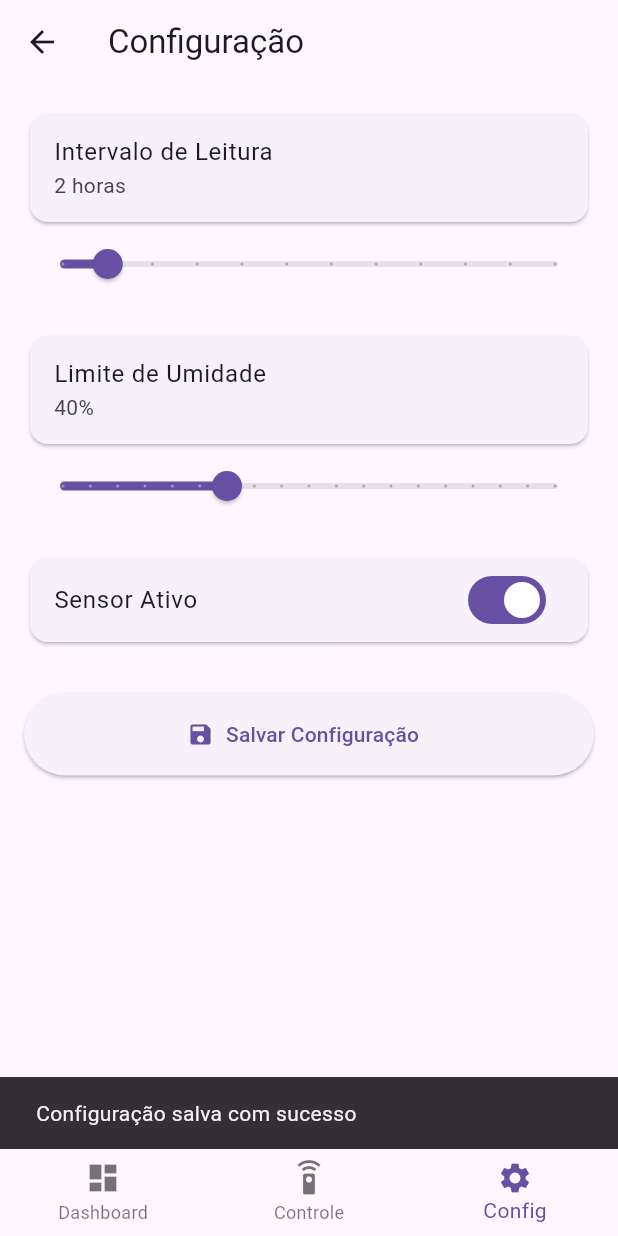
After one commit to JuanHz16/irrigacao_iot, a Flutter app: the MainNavigationScreen screen opened directly, item 3 of the bottom bar chosen, after a tap on "Salvar Configuração", on a phone screen of 412 x 824 dp. The commit adds this screen. Run offline on Flutter 3.47's test engine with Material 3 defaults, Android fonts, the phone set to English and light mode, and no system bars; our stand-ins replace sqflite; accounts and stored records are empty.

Commit message:
(config): implementa provider de configuracao e tela de configuração

```diff
--- /dev/null
+++ b/lib/features/config/config_provider.dart
@@ -0,0 +1,108 @@
+import 'package:flutter/material.dart';
+
+import '../../core/database/database_helper.dart';
+
+class ConfigProvider extends ChangeNotifier {
+  final DatabaseHelper _database =
+      DatabaseHelper.instance;
+
+  bool isLoading = false;
+
+  int intervalHours = 2;
+
+  double moistureThreshold = 40.0;
+
+  bool sensorEnabled = true;
+
+  void _setLoading(bool value) {
+    isLoading = value;
+    notifyListeners();
+  }
+
+  Future<void> loadConfig() async {
+    try {
+      _setLoading(true);
+
+      final config =
+          await _database.getSystemConfig(1);
+
+      if (config != null) {
+        intervalHours =
+            config['interval_hours'];
+
+        moistureThreshold =
+            (config['moisture_threshold']
+                    as num)
+                .toDouble();
+
+        sensorEnabled =
+            config['sensor_enabled'] == 1;
+      }
+
+      notifyListeners();
+    } catch (e) {
+      debugPrint(
+        'Erro ao carregar configuração: $e',
+      );
+    } finally {
+      _setLoading(false);
+    }
+  }
+
+  Future<void> saveConfig() async {
+    try {
+      _setLoading(true);
+
+      final existing =
+          await _database
+              .getSystemConfig(1);
+
+      final config = {
+        'device_id': 1,
+        'interval_hours':
+            intervalHours,
+        'sensor_enabled':
+            sensorEnabled ? 1 : 0,
+        'moisture_threshold':
+            moistureThreshold,
+        'updated_at':
+            DateTime.now()
+                .toIso8601String(),
+      };
+
+      if (existing == null) {
+        await _database
+            .insertSystemConfig(
+          config,
+        );
+      } else {
+        await _database
+            .updateSystemConfig(
+          1,
+          config,
+        );
+      }
+    } catch (e) {
+      debugPrint(
+        'Erro ao salvar configuração: $e',
+      );
+    } finally {
+      _setLoading(false);
+    }
+  }
+
+  void setInterval(int value) {
+    intervalHours = value;
+    notifyListeners();
+  }
+
+  void setThreshold(double value) {
+    moistureThreshold = value;
+    notifyListeners();
+  }
+
+  void toggleSensor(bool value) {
+    sensorEnabled = value;
+    notifyListeners();
+  }
+}
--- /dev/null
+++ b/lib/features/config/config_screen.dart
@@ -0,0 +1,160 @@
+import 'package:flutter/material.dart';
+import 'package:provider/provider.dart';
+
+import 'config_provider.dart';
+
+class ConfigScreen extends StatefulWidget {
+  const ConfigScreen({super.key});
+
+  @override
+  State<ConfigScreen> createState() =>
+      _ConfigScreenState();
+}
+
+class _ConfigScreenState
+    extends State<ConfigScreen> {
+  @override
+  void initState() {
+    super.initState();
+
+    WidgetsBinding.instance
+        .addPostFrameCallback((_) {
+      context
+          .read<ConfigProvider>()
+          .loadConfig();
+    });
+  }
+
+  @override
+  Widget build(BuildContext context) {
+    final config =
+        Provider.of<ConfigProvider>(
+      context,
+    );
+
+    return Scaffold(
+      appBar: AppBar(
+        title: const Text(
+          'Configuração',
+        ),
+      ),
+      body: config.isLoading
+          ? const Center(
+              child:
+                  CircularProgressIndicator(),
+            )
+          : SingleChildScrollView(
+              padding:
+                  const EdgeInsets.all(16),
+              child: Column(
+                children: [
+                  Card(
+                    child: ListTile(
+                      title: const Text(
+                        'Intervalo de Leitura',
+                      ),
+                      subtitle: Text(
+                        '${config.intervalHours} horas',
+                      ),
+                    ),
+                  ),
+
+                  Slider(
+                    value: config.intervalHours
+                        .toDouble(),
+                    min: 1,
+                    max: 12,
+                    divisions: 11,
+                    label:
+                        '${config.intervalHours}',
+                    onChanged: (value) {
+                      config.setInterval(
+                        value.toInt(),
+                      );
+                    },
+                  ),
+
+                  const SizedBox(height: 20),
+
+                  Card(
+                    child: ListTile(
+                      title: const Text(
+                        'Limite de Umidade',
+                      ),
+                      subtitle: Text(
+                        '${config.moistureThreshold.toStringAsFixed(0)}%',
+                      ),
+                    ),
+                  ),
+
+                  Slider(
+                    value:
+                        config.moistureThreshold,
+                    min: 10,
+                    max: 100,
+                    divisions: 18,
+                    label:
+                        '${config.moistureThreshold.toStringAsFixed(0)}%',
+                    onChanged: (value) {
+                      config.setThreshold(
+                        value,
+                      );
+                    },
+                  ),
+
+                  const SizedBox(height: 20),
+
+                  Card(
+                    child: SwitchListTile(
+                      title: const Text(
+                        'Sensor Ativo',
+                      ),
+                      value:
+                          config.sensorEnabled,
+                      onChanged: (value) {
+                        config.toggleSensor(
+                          value,
+                        );
+                      },
+                    ),
+                  ),
+
+                  const SizedBox(height: 30),
+
+                  SizedBox(
+                    width: double.infinity,
+                    height: 55,
+                    child:
+                        ElevatedButton.icon(
+                      icon: const Icon(
+                        Icons.save,
+                      ),
+                      label: const Text(
+                        'Salvar Configuração',
+                      ),
+                      onPressed: () async {
+                        await config
+                            .saveConfig();
+
+                        if (!context.mounted) {
+                          return;
+                        }
+
+                        ScaffoldMessenger.of(
+                                context)
+                            .showSnackBar(
+                          const SnackBar(
+                            content: Text(
+                              'Configuração salva com sucesso',
+                            ),
+                          ),
+                        );
+                      },
+                    ),
+                  ),
+                ],
+              ),
+            ),
+    );
+  }
+}
--- a/lib/features/navigation/main_navigation_screen.dart
+++ b/lib/features/navigation/main_navigation_screen.dart
@@ -1,27 +1,23 @@
 import 'package:flutter/material.dart';
+import '../config/config_screen.dart';
 
 import '../control/control_screen.dart';
 import '../dashboard/dashboard_screen.dart';
 
-class MainNavigationScreen
-    extends StatefulWidget {
-  const MainNavigationScreen({
-    super.key,
-  });
+class MainNavigationScreen extends StatefulWidget {
+  const MainNavigationScreen({super.key});
 
   @override
-  State<MainNavigationScreen>
-      createState() =>
-          _MainNavigationScreenState();
+  State<MainNavigationScreen> createState() => _MainNavigationScreenState();
 }
 
-class _MainNavigationScreenState
-    extends State<MainNavigationScreen> {
+class _MainNavigationScreenState extends State<MainNavigationScreen> {
   int currentIndex = 0;
 
   final List<Widget> screens = [
     const DashboardScreen(),
     const ControlScreen(),
+    const ConfigScreen(),
   ];
 
   @override
@@ -29,8 +25,7 @@ class _MainNavigationScreenState
     return Scaffold(
       body: screens[currentIndex],
 
-      bottomNavigationBar:
-          BottomNavigationBar(
+      bottomNavigationBar: BottomNavigationBar(
         currentIndex: currentIndex,
 
         onTap: (index) {
@@ -41,18 +36,16 @@ class _MainNavigationScreenState
 
         items: const [
           BottomNavigationBarItem(
-            icon: Icon(
-              Icons.dashboard,
-            ),
+            icon: Icon(Icons.dashboard),
             label: 'Dashboard',
           ),
 
           BottomNavigationBarItem(
-            icon: Icon(
-              Icons.settings_remote,
-            ),
+            icon: Icon(Icons.settings_remote),
             label: 'Controle',
           ),
+
+          BottomNavigationBarItem(icon: Icon(Icons.settings), label: 'Config'),
         ],
       ),
     );
--- a/lib/main.dart
+++ b/lib/main.dart
@@ -1,5 +1,6 @@
 import 'package:flutter/material.dart';
 import 'features/control/control_provider.dart';
+import 'features/config/config_provider.dart';
 
 import 'package:provider/provider.dart';
 
@@ -12,6 +13,7 @@ void main() {
     MultiProvider(
       providers: [
         ChangeNotifierProvider(create: (_) => AuthProvider()),
+        ChangeNotifierProvider(create: (_) => ConfigProvider()),
 
         ChangeNotifierProvider(create: (_) => DashboardProvider()),
         ChangeNotifierProxyProvider<DashboardProvider, ControlProvider>(
```
